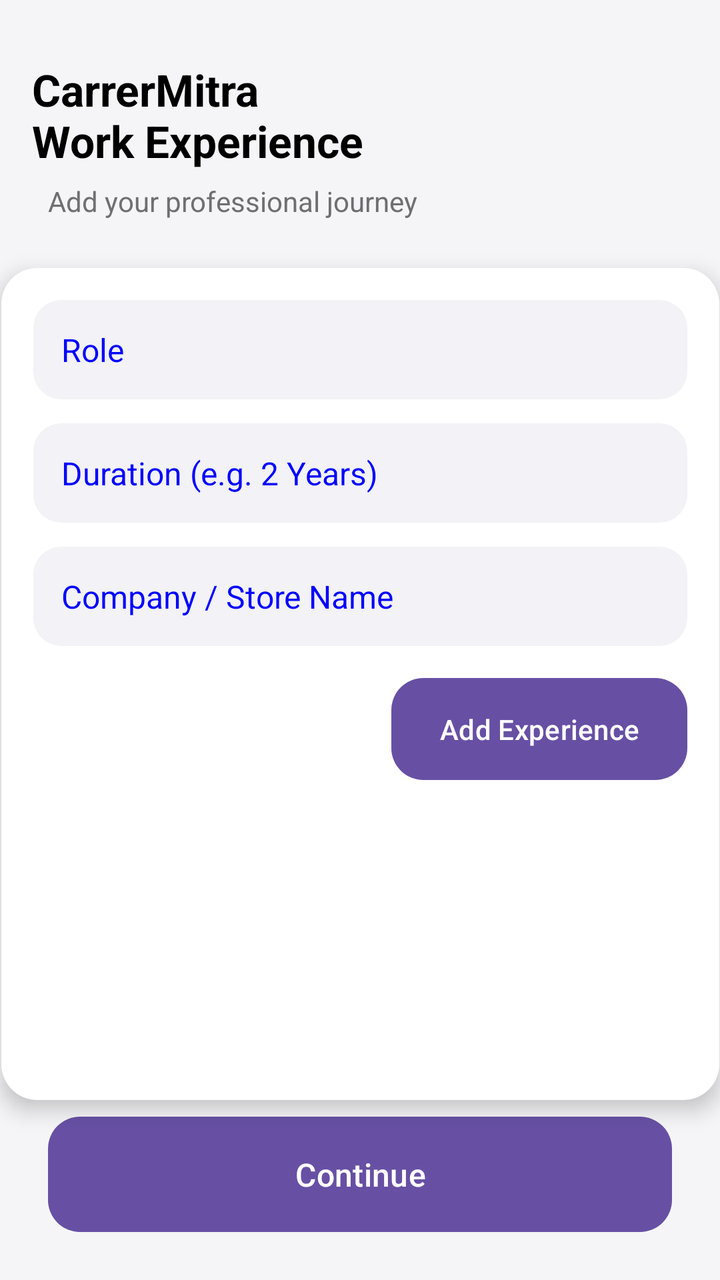
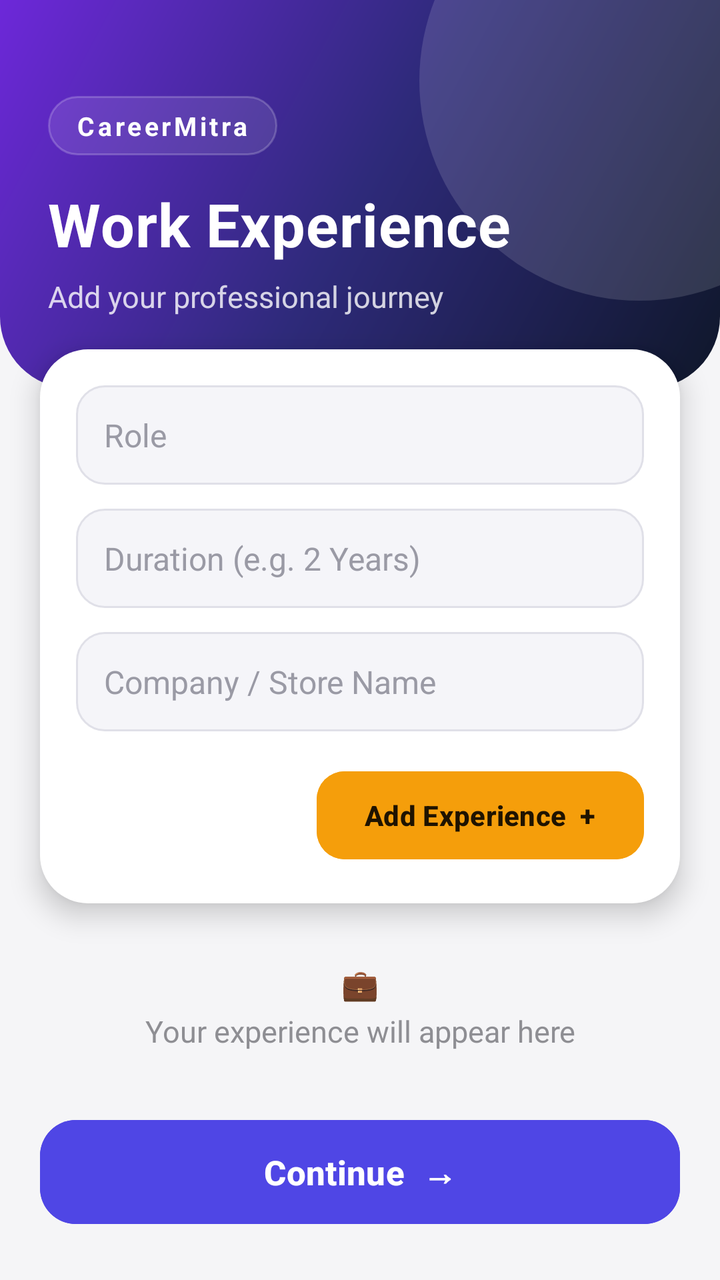

Two renders of the same Android screen: before a commit and after it. Below are the layout's source before the change and the commit's diff.
<!-- AndroidManifest.xml: application theme Theme.CareerMitra -->
<!-- res/layout/activity_experience.xml -->
<?xml version="1.0" encoding="utf-8"?>
<androidx.constraintlayout.widget.ConstraintLayout
    xmlns:android="http://schemas.android.com/apk/res/android"
    xmlns:app="http://schemas.android.com/apk/res-auto"
    xmlns:tools="http://schemas.android.com/tools"
    android:background="#F5F5F7"
    android:layout_width="match_parent"
    android:layout_height="match_parent">

    



    <TextView
        android:id="@+id/tvTitle"
        android:layout_width="wrap_content"
        android:layout_height="wrap_content"
        android:layout_marginStart="16dp"
        android:layout_marginTop="30dp"
        android:text="CarrerMitra \nWork Experience"
        android:textColor="#000000"
        android:textSize="22sp"
        android:textStyle="bold"
        app:layout_constraintStart_toStartOf="parent"
        app:layout_constraintTop_toTopOf="parent" />

    <TextView
        android:id="@+id/tvSubtitle"
        android:text="Add your professional journey"
        android:textSize="14sp"
        android:layout_height="wrap_content"
        android:layout_width="wrap_content"
        android:textColor="#6E6E73"
        android:layout_marginTop="6dp"
        android:layout_marginStart="24dp"
        app:layout_constraintTop_toBottomOf="@id/tvTitle"
        app:layout_constraintStart_toStartOf="parent"/>

    
    <LinearLayout
        android:id="@+id/cardInput"
        android:layout_width="359dp"
        android:layout_height="416dp"
        android:layout_margin="24dp"
        android:background="@drawable/bg_apple_card"
        android:elevation="6dp"
        android:orientation="vertical"
        android:padding="16dp"
        app:layout_constraintEnd_toEndOf="parent"
        app:layout_constraintStart_toStartOf="parent"
        app:layout_constraintTop_toBottomOf="@id/tvSubtitle">

        
        <EditText
            android:id="@+id/editTextRole"
            android:layout_width="match_parent"
            android:layout_height="wrap_content"
            android:background="@drawable/bg_apple_input"
            android:hint="Role"
            android:textColorHint="#0000FF"
            android:padding="14dp"
            android:textSize="16sp" />

        
        <EditText
            android:id="@+id/editTextDuration"
            android:layout_width="match_parent"
            android:layout_height="wrap_content"
            android:layout_marginTop="12dp"
            android:background="@drawable/bg_apple_input"
            android:textColorHint="#0000FF"
            android:hint="Duration (e.g. 2 Years)"
            android:padding="14dp"
            android:textSize="16sp" />

        
        <EditText
            android:id="@+id/editTextCompany"
            android:layout_width="match_parent"
            android:layout_height="wrap_content"
            android:layout_marginTop="12dp"
            android:textColorHint="#0000FF"
            android:background="@drawable/bg_apple_input"
            android:hint="Company / Store Name"
            android:padding="14dp"
            android:textSize="16sp" />

        
        <Button
            android:id="@+id/buttonAddExperience"
            android:layout_width="wrap_content"
            android:layout_height="wrap_content"
            android:layout_gravity="end"
            android:layout_marginTop="16dp"
            android:background="@drawable/bg_apple_button"
            android:paddingHorizontal="24dp"
            android:paddingVertical="12dp"
            android:text="Add Experience"
            android:textAllCaps="false"
            android:textColor="#FFFFFF" />
    </LinearLayout>

    
    <androidx.recyclerview.widget.RecyclerView
        android:id="@+id/recyclerViewExperience"
        android:layout_width="0dp"
        android:layout_height="0dp"
        android:layout_marginStart="24dp"
        android:layout_marginEnd="24dp"
        android:layout_marginTop="8dp"
        android:clipToPadding="false"
        android:paddingBottom="8dp"
        app:layout_constraintTop_toBottomOf="@id/cardInput"
        app:layout_constraintBottom_toTopOf="@id/buttonNext"
        app:layout_constraintStart_toStartOf="parent"
        app:layout_constraintEnd_toEndOf="parent"/>

    
    <Button
        android:id="@+id/buttonNext"
        android:text="Continue"
        android:textAllCaps="false"
        android:textSize="16sp"
        android:textColor="#FFFFFF"
        android:background="@drawable/bg_apple_button"
        android:layout_margin="24dp"
        android:paddingVertical="14dp"
        app:layout_constraintBottom_toBottomOf="parent"
        app:layout_constraintStart_toStartOf="parent"
        app:layout_constraintEnd_toEndOf="parent"
        android:layout_width="0dp"
        android:layout_height="wrap_content"/>
</androidx.constraintlayout.widget.ConstraintLayout>
<!-- resources referenced by this layout -->
<resources>
  <!-- drawable bg_apple_button (drawable) -->
  <shape xmlns:android="http://schemas.android.com/apk/res/android">
      <solid android:color="#007AFF"/>
      <corners android:radius="16dp"/>
  </shape>
  <!-- drawable bg_apple_card (drawable) -->
  <shape xmlns:android="http://schemas.android.com/apk/res/android">
      <solid android:color="#FFFFFF"/>
      <corners android:radius="18dp"/>
  </shape>
  <!-- drawable bg_apple_input (drawable) -->
  <shape xmlns:android="http://schemas.android.com/apk/res/android">
      <solid android:color="#F2F2F7"/>
      <corners android:radius="14dp"/>
  </shape>
  <style name="Theme.CareerMitra" parent="Theme.Material3.DayNight.NoActionBar">
  
          
          <item name="windowActionBar">false</item>
          <item name="windowNoTitle">true</item>
  
          
          <item name="android:statusBarColor">@android:color/transparent</item>
          <item name="android:navigationBarColor">@android:color/black</item>
  
          
          <item name="android:windowBackground">@color/white</item>
  
      </style>
  <color name="white">#FFFFFF</color>
</resources>

<!-- the commit's change to res/layout/activity_experience.xml (unified diff, before → after) -->
@@ -2,132 +2,188 @@
 <androidx.constraintlayout.widget.ConstraintLayout
     xmlns:android="http://schemas.android.com/apk/res/android"
     xmlns:app="http://schemas.android.com/apk/res-auto"
-    xmlns:tools="http://schemas.android.com/tools"
     android:background="#F5F5F7"
     android:layout_width="match_parent"
     android:layout_height="match_parent">
 
     
+    <FrameLayout
+        android:id="@+id/headerExperience"
+        android:layout_width="0dp"
+        android:layout_height="wrap_content"
+        android:background="@drawable/bg_header_gradient"
+        app:layout_constraintTop_toTopOf="parent"
+        app:layout_constraintStart_toStartOf="parent"
+        app:layout_constraintEnd_toEndOf="parent">
 
+        <View
+            android:id="@+id/blobExperience"
+            android:layout_width="220dp"
+            android:layout_height="220dp"
+            android:layout_gravity="top|end"
+            android:layout_marginTop="-70dp"
+            android:layout_marginEnd="-70dp"
+            android:background="@drawable/bg_blob" />
 
+        <LinearLayout
+            android:layout_width="match_parent"
+            android:layout_height="wrap_content"
+            android:orientation="vertical"
+            android:paddingStart="24dp"
+            android:paddingEnd="24dp"
+            android:paddingTop="48dp"
+            android:paddingBottom="36dp">
 
-    <TextView
-        android:id="@+id/tvTitle"
-        android:layout_width="wrap_content"
-        android:layout_height="wrap_content"
-        android:layout_marginStart="16dp"
-        android:layout_marginTop="30dp"
-        android:text="CarrerMitra \nWork Experience"
-        android:textColor="#000000"
-        android:textSize="22sp"
-        android:textStyle="bold"
-        app:layout_constraintStart_toStartOf="parent"
-        app:layout_constraintTop_toTopOf="parent" />
+            <TextView
+                android:id="@+id/tvBrand"
+                android:layout_width="wrap_content"
+                android:layout_height="wrap_content"
+                android:text="CareerMitra"
+                android:textSize="13sp"
+                android:textStyle="bold"
+                android:textColor="#FFFFFF"
+                android:letterSpacing="0.12"
+                android:background="@drawable/bg_chip"
+                android:paddingStart="14dp"
+                android:paddingEnd="14dp"
+                android:paddingTop="6dp"
+                android:paddingBottom="6dp"
+                android:layout_marginBottom="14dp"/>
 
-    <TextView
-        android:id="@+id/tvSubtitle"
-        android:text="Add your professional journey"
-        android:textSize="14sp"
-        android:layout_height="wrap_content"
-        android:layout_width="wrap_content"
-        android:textColor="#6E6E73"
-        android:layout_marginTop="6dp"
-        android:layout_marginStart="24dp"
-        app:layout_constraintTop_toBottomOf="@id/tvTitle"
-        app:layout_constraintStart_toStartOf="parent"/>
+            <TextView
+                android:id="@+id/tvTitle"
+                android:layout_width="wrap_content"
+                android:layout_height="wrap_content"
+                android:text="Work Experience"
+                android:textColor="#FFFFFF"
+                android:textSize="30sp"
+                android:textStyle="bold"
+                android:letterSpacing="0.01"/>
+
+            <TextView
+                android:id="@+id/tvSubtitle"
+                android:layout_width="wrap_content"
+                android:layout_height="wrap_content"
+                android:text="Add your professional journey"
+                android:textSize="15sp"
+                android:textColor="#CCFFFFFF"
+                android:layout_marginTop="6dp"/>
+        </LinearLayout>
+    </FrameLayout>
 
     
     <LinearLayout
         android:id="@+id/cardInput"
-        android:layout_width="359dp"
-        android:layout_height="416dp"
-        android:layout_margin="24dp"
-        android:background="@drawable/bg_apple_card"
-        android:elevation="6dp"
+        android:layout_width="0dp"
+        android:layout_height="wrap_content"
         android:orientation="vertical"
-        android:padding="16dp"
-        app:layout_constraintEnd_toEndOf="parent"
+        android:background="@drawable/bg_card_elevated"
+        android:elevation="8dp"
+        android:padding="18dp"
+        android:layout_marginStart="20dp"
+        android:layout_marginEnd="20dp"
+        android:layout_marginTop="-20dp"
+        app:layout_constraintTop_toBottomOf="@id/headerExperience"
         app:layout_constraintStart_toStartOf="parent"
-        app:layout_constraintTop_toBottomOf="@id/tvSubtitle">
+        app:layout_constraintEnd_toEndOf="parent">
 
-        
         <EditText
             android:id="@+id/editTextRole"
             android:layout_width="match_parent"
             android:layout_height="wrap_content"
-            android:background="@drawable/bg_apple_input"
+            android:background="@drawable/bg_input_field"
             android:hint="Role"
-            android:textColorHint="#0000FF"
+            android:textColor="#1C1C1E"
+            android:textColorHint="#9A9AA5"
             android:padding="14dp"
             android:textSize="16sp" />
 
-        
         <EditText
             android:id="@+id/editTextDuration"
             android:layout_width="match_parent"
             android:layout_height="wrap_content"
             android:layout_marginTop="12dp"
-            android:background="@drawable/bg_apple_input"
-            android:textColorHint="#0000FF"
+            android:background="@drawable/bg_input_field"
             android:hint="Duration (e.g. 2 Years)"
+            android:textColor="#1C1C1E"
+            android:textColorHint="#9A9AA5"
             android:padding="14dp"
             android:textSize="16sp" />
 
-        
         <EditText
             android:id="@+id/editTextCompany"
             android:layout_width="match_parent"
             android:layout_height="wrap_content"
             android:layout_marginTop="12dp"
-            android:textColorHint="#0000FF"
-            android:background="@drawable/bg_apple_input"
+            android:background="@drawable/bg_input_field"
             android:hint="Company / Store Name"
+            android:textColor="#1C1C1E"
+            android:textColorHint="#9A9AA5"
             android:padding="14dp"
             android:textSize="16sp" />
 
-        
-        <Button
+        <com.google.android.material.button.MaterialButton
             android:id="@+id/buttonAddExperience"
             android:layout_width="wrap_content"
-            android:layout_height="wrap_content"
+            android:layout_height="52dp"
             android:layout_gravity="end"
             android:layout_marginTop="16dp"
-            android:background="@drawable/bg_apple_button"
             android:paddingHorizontal="24dp"
-            android:paddingVertical="12dp"
-            android:text="Add Experience"
+            android:text="Add Experience  +"
             android:textAllCaps="false"
-            android:textColor="#FFFFFF" />
+            android:textStyle="bold"
+            android:textColor="#1F1300"
+            app:cornerRadius="14dp"
+            android:backgroundTint="#F59E0B" />
     </LinearLayout>
+
+    
+    <TextView
+        android:id="@+id/tvEmptyState"
+        android:layout_width="0dp"
+        android:layout_height="0dp"
+        android:gravity="center"
+        android:text="💼\nYour experience will appear here"
+        android:textSize="15sp"
+        android:textColor="#8E8E93"
+        android:lineSpacingExtra="6dp"
+        app:layout_constraintTop_toBottomOf="@id/cardInput"
+        app:layout_constraintBottom_toTopOf="@id/buttonNext"
+        app:layout_constraintStart_toStartOf="parent"
+        app:layout_constraintEnd_toEndOf="parent"/>
 
     
     <androidx.recyclerview.widget.RecyclerView
         android:id="@+id/recyclerViewExperience"
         android:layout_width="0dp"
         android:layout_height="0dp"
-        android:layout_marginStart="24dp"
-        android:layout_marginEnd="24dp"
-        android:layout_marginTop="8dp"
+        android:layout_marginStart="20dp"
+        android:layout_marginEnd="20dp"
         android:clipToPadding="false"
-        android:paddingBottom="8dp"
+        android:paddingTop="16dp"
+        android:paddingBottom="12dp"
         app:layout_constraintTop_toBottomOf="@id/cardInput"
         app:layout_constraintBottom_toTopOf="@id/buttonNext"
         app:layout_constraintStart_toStartOf="parent"
         app:layout_constraintEnd_toEndOf="parent"/>
 
     
-    <Button
+    <com.google.android.material.button.MaterialButton
         android:id="@+id/buttonNext"
-        android:text="Continue"
+        android:layout_width="0dp"
+        android:layout_height="60dp"
+        android:text="Continue  →"
         android:textAllCaps="false"
-        android:textSize="16sp"
+        android:textSize="17sp"
+        android:textStyle="bold"
         android:textColor="#FFFFFF"
-        android:background="@drawable/bg_apple_button"
-        android:layout_margin="24dp"
-        android:paddingVertical="14dp"
+        android:elevation="6dp"
+        android:layout_marginStart="20dp"
+        android:layout_marginEnd="20dp"
+        android:layout_marginBottom="24dp"
+        app:cornerRadius="18dp"
+        android:backgroundTint="#4F46E5"
         app:layout_constraintBottom_toBottomOf="parent"
         app:layout_constraintStart_toStartOf="parent"
-        app:layout_constraintEnd_toEndOf="parent"
-        android:layout_width="0dp"
-        android:layout_height="wrap_content"/>
+        app:layout_constraintEnd_toEndOf="parent"/>
 </androidx.constraintlayout.widget.ConstraintLayout>
<!-- resource entries referenced after the edit -->
@@ -1,19 +1,41 @@
 <!-- resources referenced by this layout -->
 <resources>
-  <!-- drawable bg_apple_button (drawable) -->
-  <shape xmlns:android="http://schemas.android.com/apk/res/android">
-      <solid android:color="#007AFF"/>
-      <corners android:radius="16dp"/>
+  <!-- drawable bg_blob (drawable) -->
+  <?xml version="1.0" encoding="utf-8"?>
+  <shape xmlns:android="http://schemas.android.com/apk/res/android" android:shape="oval">
+      <solid android:color="#22FFFFFF" />
   </shape>
-  <!-- drawable bg_apple_card (drawable) -->
-  <shape xmlns:android="http://schemas.android.com/apk/res/android">
-      <solid android:color="#FFFFFF"/>
-      <corners android:radius="18dp"/>
+  <!-- drawable bg_card_elevated (drawable) -->
+  <?xml version="1.0" encoding="utf-8"?>
+  <shape xmlns:android="http://schemas.android.com/apk/res/android" android:shape="rectangle">
+      <solid android:color="#FFFFFF" />
+      <corners android:radius="24dp" />
   </shape>
-  <!-- drawable bg_apple_input (drawable) -->
-  <shape xmlns:android="http://schemas.android.com/apk/res/android">
-      <solid android:color="#F2F2F7"/>
-      <corners android:radius="14dp"/>
+  <!-- drawable bg_chip (drawable) -->
+  <?xml version="1.0" encoding="utf-8"?>
+  <shape xmlns:android="http://schemas.android.com/apk/res/android" android:shape="rectangle">
+      <solid android:color="#1AFFFFFF" />
+      <stroke android:width="1dp" android:color="#33FFFFFF" />
+      <corners android:radius="20dp" />
+  </shape>
+  <!-- drawable bg_header_gradient (drawable) -->
+  <?xml version="1.0" encoding="utf-8"?>
+  <shape xmlns:android="http://schemas.android.com/apk/res/android" android:shape="rectangle">
+      <gradient
+          android:angle="135"
+          android:startColor="#0F172A"
+          android:centerColor="#2E2A7A"
+          android:endColor="#6D28D9" />
+      <corners
+          android:bottomLeftRadius="36dp"
+          android:bottomRightRadius="36dp" />
+  </shape>
+  <!-- drawable bg_input_field (drawable) -->
+  <?xml version="1.0" encoding="utf-8"?>
+  <shape xmlns:android="http://schemas.android.com/apk/res/android" android:shape="rectangle">
+      <solid android:color="#F5F5F9" />
+      <stroke android:width="1dp" android:color="#E0E0E8" />
+      <corners android:radius="14dp" />
   </shape>
   <style name="Theme.CareerMitra" parent="Theme.Material3.DayNight.NoActionBar">
   
